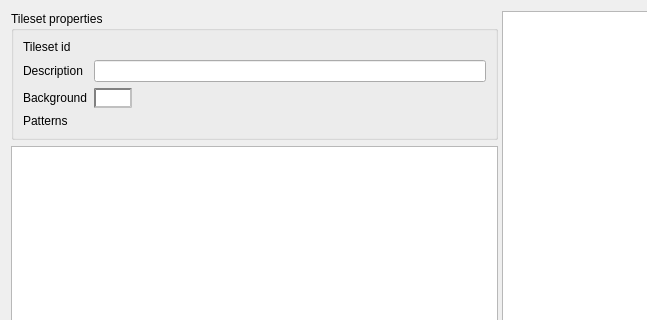
Old version of the form src/gui/tileset_editor.ui in the repository solarus-games/solarus-quest-editor; both pictures show x 0 to 647 and y 0 to 320 of the 1000 by 700 pixel window.
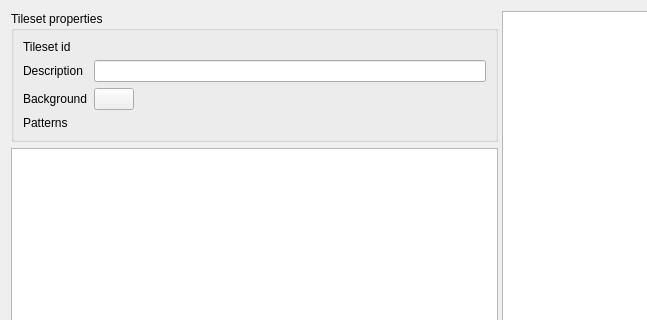
New version of the form. Icons and pictures are not drawn. Custom widgets are drawn as their Qt base class.

Commit message: Add a color picker widget.

The edit to the form file:
```diff
--- a/src/gui/tileset_editor.ui
+++ b/src/gui/tileset_editor.ui
@@ -108,7 +108,7 @@
            </widget>
           </item>
           <item row="3" column="1">
-           <widget class="QPushButton" name="background_button">
+           <widget class="ColorPicker" name="background_field">
             <property name="sizePolicy">
              <sizepolicy hsizetype="Fixed" vsizetype="Fixed">
               <horstretch>0</horstretch>
@@ -118,20 +118,6 @@
             <property name="toolTip">
              <string>Background color applied to maps using this tileset</string>
             </property>
-            <property name="styleSheet">
-             <string notr="true"> QPushButton {
-     background-color: white;
-     border-style: inset;
-     border-width: 2px;
-/*     border-radius: 5px; */
-     border-color: gray;
-     min-width: 1em;
-     padding: 1px;
- }</string>
-            </property>
-            <property name="text">
-             <string/>
-            </property>
            </widget>
           </item>
           <item row="4" column="0">
@@ -395,6 +381,11 @@
    <extends>QComboBox</extends>
    <header>layer_traits.h</header>
   </customwidget>
+  <customwidget>
+   <class>ColorPicker</class>
+   <extends>QPushButton</extends>
+   <header>gui/color_picker.h</header>
+  </customwidget>
  </customwidgets>
  <resources>
   <include location="../../resources/images.qrc"/>
```
The commit also changes 8 other files.
